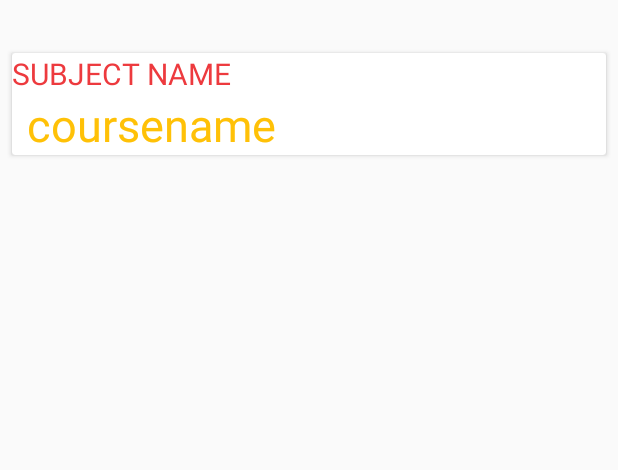
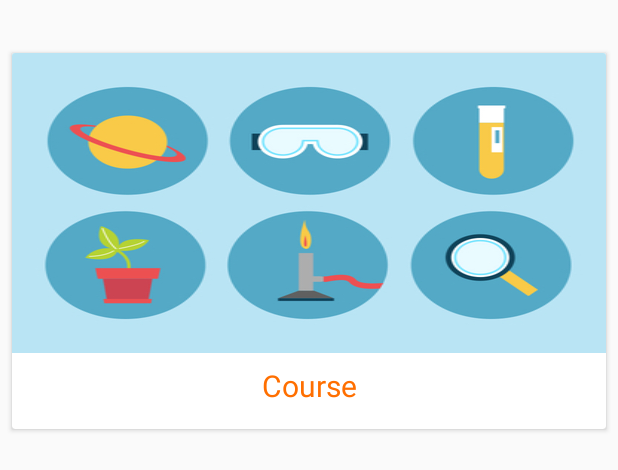
Before and after one commit to Cloudeducate/StudentApp, an Android app: the layout courses_card_item.xml on its own in the app's theme, with its tools: preview values and no code run, on a phone screen of 412 x 824 dp. Shown: the top 470 px of the screen. Run offline under Robolectric (Android 15) with nearby library versions, the phone set to English and light mode, and no system bars; network calls fail.

Commit message:
courses UI
Signed-off-by: yogeshbalan <balanyogesh@gmail.com>

```diff
--- a/app/src/main/java/com/cloudeducate/redtick/Activities/CourseActivity.java
+++ b/app/src/main/java/com/cloudeducate/redtick/Activities/CourseActivity.java
@@ -7,8 +7,8 @@ import android.os.Bundle;
 import android.support.design.widget.FloatingActionButton;
 import android.support.design.widget.Snackbar;
 import android.support.v7.app.AppCompatActivity;
-import android.support.v7.widget.LinearLayoutManager;
 import android.support.v7.widget.RecyclerView;
+import android.support.v7.widget.StaggeredGridLayoutManager;
 import android.support.v7.widget.Toolbar;
 import android.util.Log;
 import android.view.View;
@@ -25,9 +25,7 @@ import com.android.volley.TimeoutError;
 import com.android.volley.VolleyError;
 import com.android.volley.toolbox.StringRequest;
 import com.cloudeducate.redtick.Adapters.CourseRecyclerviewAdapter;
-import com.cloudeducate.redtick.Adapters.ResultRecyclerviewAdapter;
 import com.cloudeducate.redtick.Model.Courses;
-import com.cloudeducate.redtick.Model.Result;
 import com.cloudeducate.redtick.R;
 import com.cloudeducate.redtick.Utils.Constants;
 import com.cloudeducate.redtick.Utils.URL;
@@ -76,8 +74,10 @@ public class CourseActivity extends AppCompatActivity {
         });
         getSupportActionBar().setDisplayHomeAsUpEnabled(true);
 
+        StaggeredGridLayoutManager staggeredGridLayoutManager = new StaggeredGridLayoutManager(2,1);
+
         mRecyclerView = (RecyclerView) findViewById(R.id.rvcourses);
-        mRecyclerView.setLayoutManager(new LinearLayoutManager(CourseActivity.this, LinearLayoutManager.VERTICAL, false));
+        mRecyclerView.setLayoutManager(staggeredGridLayoutManager);
         mRecyclerView.setHasFixedSize(true);
 
         fetchCourses();
--- a/app/src/main/res/layout/content_course.xml
+++ b/app/src/main/res/layout/content_course.xml
@@ -5,8 +5,6 @@
     android:layout_width="match_parent"
     android:layout_height="match_parent"
     android:paddingBottom="@dimen/activity_vertical_margin"
-    android:paddingLeft="@dimen/activity_horizontal_margin"
-    android:paddingRight="@dimen/activity_horizontal_margin"
     android:paddingTop="@dimen/activity_vertical_margin"
     app:layout_behavior="@string/appbar_scrolling_view_behavior"
     tools:context="com.cloudeducate.redtick.Activities.CourseActivity"
@@ -17,9 +15,6 @@
         android:layout_width="match_parent"
         android:layout_height="match_parent"
         android:id="@+id/rvcourses">
-
-
-
     </android.support.v7.widget.RecyclerView>
 
 
--- a/app/src/main/res/layout/courses_card_item.xml
+++ b/app/src/main/res/layout/courses_card_item.xml
@@ -1,45 +1,66 @@
 <?xml version="1.0" encoding="utf-8"?>
 <LinearLayout xmlns:android="http://schemas.android.com/apk/res/android"
     xmlns:app="http://schemas.android.com/apk/res-auto"
-    android:orientation="vertical"
     android:layout_width="match_parent"
-    android:layout_height="match_parent">
+    android:layout_height="match_parent"
+    android:orientation="vertical">
 
     <android.support.v7.widget.CardView
-        android:layout_width="match_parent"
+        android:layout_width="wrap_content"
         android:layout_height="wrap_content"
         android:layout_marginBottom="4dp"
         android:layout_marginLeft="8dp"
         android:layout_marginRight="8dp"
-        app:cardPreventCornerOverlap="false"
+        android:layout_marginTop="35dp"
         android:background="?selectableItemBackground"
-        android:layout_marginTop="35dp">
-        <LinearLayout
-            android:layout_width="match_parent"
-            android:layout_height="wrap_content"
-            android:orientation="vertical">
-            <TextView
+        app:cardPreventCornerOverlap="false">
+
+        <!--<TextView
             android:layout_width="wrap_content"
             android:layout_height="wrap_content"
             android:text="SUBJECT NAME"
             android:textColor="@color/colorPrimary"
-                android:textSize="20sp"
-                />
-            <TextView
+            android:textSize="20sp" />-->
+
+        <!--<TextView
+            android:id="@+id/coursename"
             android:layout_width="wrap_content"
             android:layout_height="wrap_content"
             android:layout_gravity="center_vertical"
+            android:ellipsize="marquee"
+            android:fontFamily="sans-serif"
+            android:paddingLeft="10dp"
             android:text="coursename"
+            android:textAppearance="@android:style/TextAppearance.DeviceDefault.Large"
+            android:textColor="@color/md_amber_900"
+            android:textSize="30sp"
+            android:textStyle="normal" />-->
+
+        <RelativeLayout
+            android:layout_width="wrap_content"
+            android:layout_height="wrap_content">
+
+            <ImageView
+                android:id="@+id/course_photo"
+                android:layout_width="match_parent"
+                android:layout_height="wrap_content"
+                android:background="@drawable/subject"
+                android:scaleType="centerInside" />
+
+            <TextView
                 android:id="@+id/coursename"
-        android:paddingLeft="10dp"
-        android:fontFamily="sans-serif"
-        android:textAppearance="@android:style/TextAppearance.DeviceDefault.Large"
-        android:textColor="@color/colorAccent"
-        android:textSize="30sp"
-        android:textStyle="normal"
-        android:ellipsize="marquee"/>
+                android:layout_width="match_parent"
+                android:layout_height="wrap_content"
+                android:layout_marginBottom="@dimen/big_margin"
+                android:layout_below="@+id/course_photo"
+                android:gravity="center_horizontal"
+                android:paddingTop="8dp"
+                android:text="Course"
+                android:textColor="@color/md_amber_900"
+                android:textSize="20sp" />
 
-        </LinearLayout>
+        </RelativeLayout>
+
     </android.support.v7.widget.CardView>
 
 </LinearLayout>
```
Also changed, not shown: app/src/main/res/drawable-nodpi/subject.jpg (added). Lines whose indentation alone changed are shown as unchanged.
